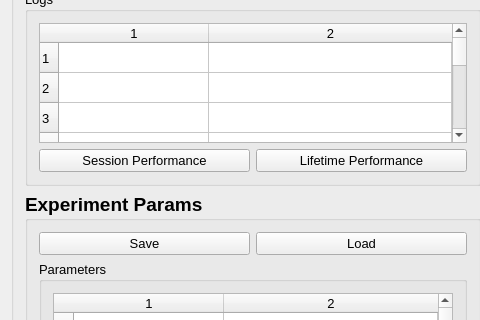
First picture: the form in ForagingGui/mainwindow.ui, repository neuromind81/aibs, before the edit; both pictures show x 0 to 480 and y 125 to 445 of the 995 by 868 pixel window.
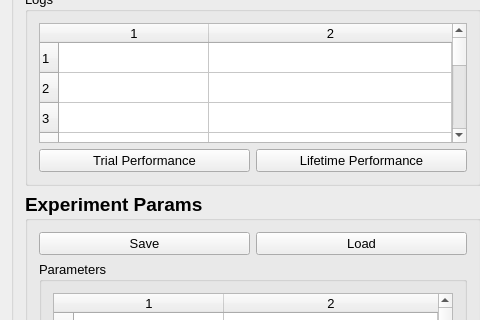
Second picture: the form after the edit.

```diff
--- a/ForagingGui/mainwindow.ui
+++ b/ForagingGui/mainwindow.ui
@@ -455,7 +455,7 @@
              </font>
             </property>
             <property name="text">
-             <string>Session Performance</string>
+             <string>Trial Performance</string>
             </property>
            </widget>
           </item>
```
Left out of the diff: 642 changed lines with no effect on the pictures.
